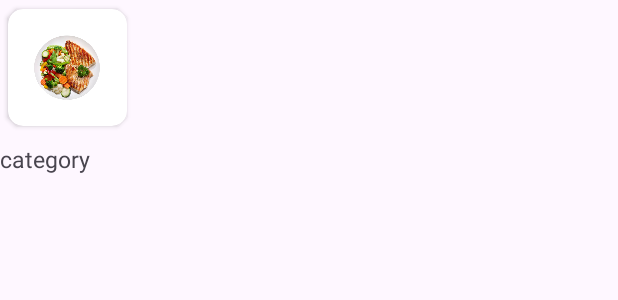
After one commit to Dbriane208/Food-App, an Android app: the layout category_views.xml on its own in the app's theme, with its tools: preview values and no code run, on a phone screen of 412 x 824 dp. The commit adds this screen. Shown: the top 300 px of the screen. Run offline under Robolectric (Android 15) with nearby library versions, the phone set to English and light mode, and no system bars.

Commit message:
Implemented Categorries onClick functionality and Displayed Items

```diff
--- a/app/src/main/AndroidManifest.xml
+++ b/app/src/main/AndroidManifest.xml
@@ -15,6 +15,9 @@
         android:theme="@style/Theme.FoodDeliveryApp"
         android:usesCleartextTraffic="true"
         tools:targetApi="31">
+        <activity
+            android:name=".activities.CategoryViewsActivity"
+            android:exported="false" />
         <activity
             android:name=".activities.MealCategory"
             android:exported="false" />
--- a/app/src/main/java/daniel/brian/fooddeliveryapp/adapters/CategoryMealsAdapter.kt
+++ b/app/src/main/java/daniel/brian/fooddeliveryapp/adapters/CategoryMealsAdapter.kt
@@ -10,6 +10,7 @@ import daniel.brian.fooddeliveryapp.pojo.Category
 
 class CategoryMealsAdapter : RecyclerView.Adapter<CategoryMealsAdapter.CategoryMealsViewHolder>() {
      private var categoryMealsList : ArrayList<Category> = ArrayList()
+     var onItemClick : ((Category) -> Unit)? = null
 
      @SuppressLint("NotifyDataSetChanged")
      fun setCategoryMeals(categoryMealsList : ArrayList<Category>){
@@ -32,6 +33,10 @@ class CategoryMealsAdapter : RecyclerView.Adapter<CategoryMealsAdapter.CategoryM
 
         val meal = categoryMealsList[position]
         holder.binding.tvCategoryMeal.text = meal.strCategory
+
+        holder.itemView.setOnClickListener {
+            onItemClick!!.invoke(categoryMealsList[position])
+        }
     }
     inner class CategoryMealsViewHolder(val binding: CategoryrecyclervieiwBinding) : RecyclerView.ViewHolder(binding.root)
 }
--- /dev/null
+++ b/app/src/main/res/layout/category_views.xml
@@ -0,0 +1,46 @@
+<?xml version="1.0" encoding="utf-8"?>
+<androidx.constraintlayout.widget.ConstraintLayout xmlns:android="http://schemas.android.com/apk/res/android"
+    xmlns:app="http://schemas.android.com/apk/res-auto"
+    xmlns:tools="http://schemas.android.com/tools"
+    android:layout_width="wrap_content"
+    android:layout_height="wrap_content">
+
+    <LinearLayout
+        android:layout_width="wrap_content"
+        android:layout_height="wrap_content"
+        android:orientation="vertical"
+        app:layout_constraintTop_toTopOf="parent"
+        app:layout_constraintStart_toStartOf="parent">
+
+        <androidx.cardview.widget.CardView
+            android:layout_width="90dp"
+            android:layout_height="90dp"
+            app:cardCornerRadius="10dp"
+            android:elevation="5dp"
+            app:cardUseCompatPadding="true"
+            tools:ignore="VisualLintBounds">
+
+            <ImageView
+                android:id="@+id/imgCategoryMeal"
+                android:layout_width="50dp"
+                android:layout_height="50dp"
+                android:scaleType="centerCrop"
+                android:layout_gravity="center"
+                android:src="@drawable/food_plate"
+                android:importantForAccessibility="no"/>
+
+        </androidx.cardview.widget.CardView>
+
+        <TextView
+            android:id="@+id/tvCategoryMeal"
+            android:layout_width="match_parent"
+            android:layout_height="wrap_content"
+            android:layout_marginTop="5dp"
+            android:layout_gravity="center"
+            android:text="category"
+            android:textSize="15sp"
+            tools:ignore="HardcodedText" />
+
+    </LinearLayout>
+
+</androidx.constraintlayout.widget.ConstraintLayout>
```
Also changed, not shown: app/src/main/java/daniel/brian/fooddeliveryapp/activities/CategoryViewsActivity.kt (added, +41 -0 lines), app/src/main/java/daniel/brian/fooddeliveryapp/adapters/CategoryListsAdapter.kt (added, +36 -0 lines), app/src/main/java/daniel/brian/fooddeliveryapp/fragments/HomeFragment.kt (+11 -0 lines), app/src/main/java/daniel/brian/fooddeliveryapp/retrofit/MealApi.kt (+8 -3 lines), app/src/main/java/daniel/brian/fooddeliveryapp/viewmodel/CategoriesListViewModel.kt (added, +37 -0 lines), app/src/main/java/daniel/brian/fooddeliveryapp/viewmodel/HomeViewModel.kt (+6 -1 lines), app/src/main/res/layout/activity_category_views.xml (added, +17 -0 lines).
